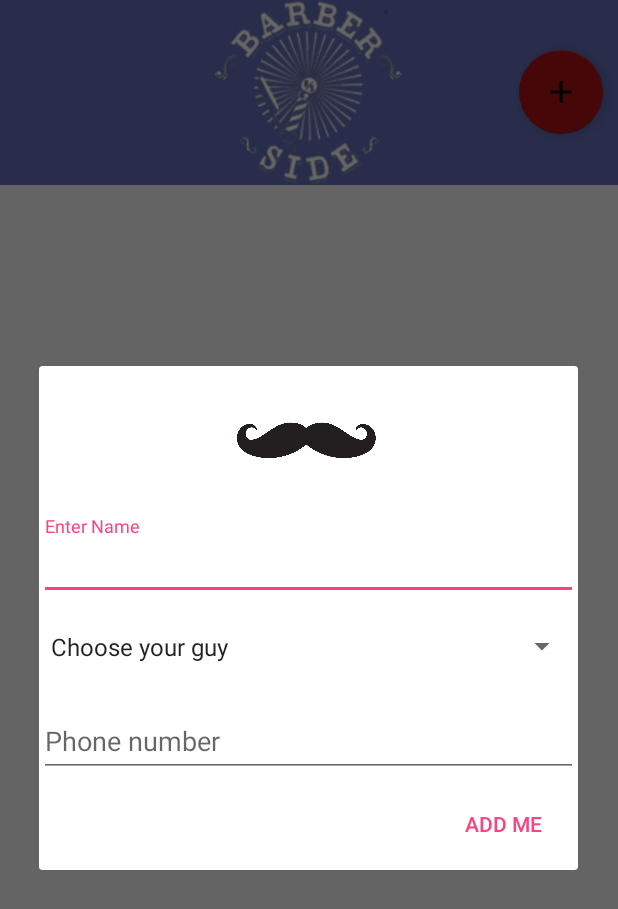
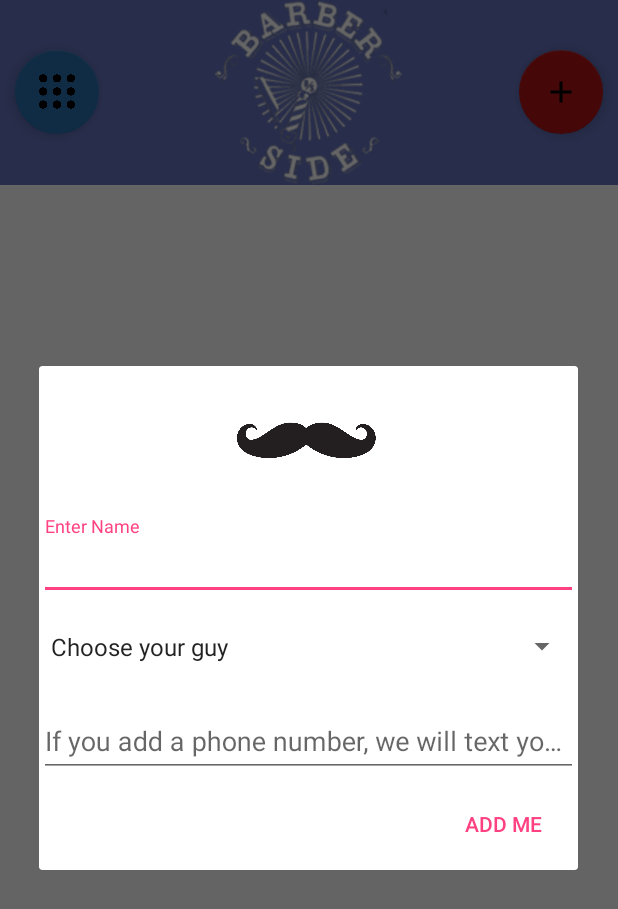
Before and after one commit to snejati86/barberside-project, an Android app: the screen it shows after launch (MainActivity), after a tap on an icon or button, on a phone screen of 412 x 824 dp. Shown: the top 909 px of the screen. Run offline under Robolectric (Android 15) with nearby library versions, the phone set to English and light mode, and no system bars.

Commit message:
adding main activity, extra button .

```diff
--- a/app/build.gradle
+++ b/app/build.gradle
@@ -24,7 +24,7 @@ dependencies {
     testCompile 'junit:junit:4.12'
     testCompile "org.robolectric:robolectric:3.0"
     compile 'com.android.support:appcompat-v7:21.+'
-    compile 'com.android.support:recyclerview-v7:21.+'
+    compile 'com.android.support:recyclerview-v7:22.2.+'
     compile 'com.android.support:cardview-v7:21.+'
     compile 'com.android.support:design:22.+'
 
--- a/app/src/main/java/com/inja/barberside/activities/CustomerDialog.java
+++ b/app/src/main/java/com/inja/barberside/activities/CustomerDialog.java
@@ -1,5 +1,6 @@
 package com.inja.barberside.activities;
 
+import android.app.Activity;
 import android.app.AlertDialog;
 import android.app.Dialog;
 import android.app.DialogFragment;
@@ -25,9 +26,17 @@ import java.util.Date;
  */
 public class CustomerDialog extends DialogFragment implements AdapterView.OnItemSelectedListener {
 
+    private MainActivity parent;
+
     @Override
     public void onViewCreated(View view, Bundle savedInstanceState) {
 
+    }
+
+    @Override
+    public void onAttach(Activity activity) {
+        parent = (MainActivity) activity;
+        super.onAttach(activity);
     }
 
     @Override
@@ -51,15 +60,24 @@ public class CustomerDialog extends DialogFragment implements AdapterView.OnItem
         builder.setPositiveButton("ADD ME", new DialogInterface.OnClickListener() {
             @Override
             public void onClick(DialogInterface dialog, int which) {
-                CustomerContentValues customerContentValues = new CustomerContentValues();
+                final CustomerContentValues customerContentValues = new CustomerContentValues();
                 TextView textView = (TextView)inflated.findViewById(R.id.input_name);
                 customerContentValues.putName(textView.getText().toString());
                 Spinner spinner = ( Spinner )inflated.findViewById(R.id.barber_spinner);
                 customerContentValues.putBarber(spinner.getSelectedItem().toString());
                 customerContentValues.putSigned(new Date().getTime());
                 TextView phone = (TextView) inflated.findViewById(R.id.input_phone);
-                customerContentValues.putPhone(Long.valueOf(phone.getText().toString().replace("-","")));
-                getActivity().getContentResolver().insert(CustomerColumns.CONTENT_URI, customerContentValues.values());
+                customerContentValues.putPhone(Long.valueOf(phone.getText().toString().replace("-", "")));
+                new AlertDialog.Builder(getActivity())
+                        .setTitle("Confirmation")
+                        .setMessage(textView.getText().toString()+" with "+spinner.getSelectedItem().toString()+" at number "+phone.getText().toString())
+                        .setIcon(android.R.drawable.ic_dialog_alert)
+                        .setPositiveButton(android.R.string.yes, new DialogInterface.OnClickListener() {
+
+                            public void onClick(DialogInterface dialog, int whichButton) {
+                                parent.getContentResolver().insert(CustomerColumns.CONTENT_URI, customerContentValues.values());}
+                        })
+                        .setNegativeButton(android.R.string.no, null).show();
 
             }
         });
--- a/app/src/main/java/com/inja/barberside/activities/MainActivity.java
+++ b/app/src/main/java/com/inja/barberside/activities/MainActivity.java
@@ -9,6 +9,8 @@ import android.os.Bundle;
 import android.support.design.widget.FloatingActionButton;
 import android.support.v7.widget.LinearLayoutManager;
 import android.support.v7.widget.RecyclerView;
+import android.support.v7.widget.helper.ItemTouchHelper;
+import android.util.Log;
 import android.view.View;
 
 import com.inja.barberside.R;
@@ -80,6 +82,23 @@ public class MainActivity extends Activity implements LoaderManager.LoaderCallba
             }
         });
 
+        ItemTouchHelper.SimpleCallback simpleItemTouchCallback = new ItemTouchHelper.SimpleCallback(0, ItemTouchHelper.LEFT | ItemTouchHelper.RIGHT) {
+            @Override
+            public boolean onMove(RecyclerView recyclerView, RecyclerView.ViewHolder viewHolder, RecyclerView.ViewHolder target) {
+                return false;
+            }
+
+            @Override
+            public void onSwiped(RecyclerView.ViewHolder viewHolder, int swipeDir) {
+                if ( swipeDir == ItemTouchHelper.RIGHT)
+                {
+                    Log.d(TAG, "Swiped");
+                }
+            }
+        };
+
+        ItemTouchHelper itemTouchHelper = new ItemTouchHelper(simpleItemTouchCallback);
+
     }
 
     @Override
--- a/app/src/main/res/layout/activity_main.xml
+++ b/app/src/main/res/layout/activity_main.xml
@@ -34,6 +34,16 @@
                 android:src="@drawable/ic_add_black"
                 app:backgroundTint="#ae1111"
                 />
+            <android.support.design.widget.FloatingActionButton
+                android:id="@+id/keypad"
+                android:layout_width="wrap_content"
+                android:layout_height="wrap_content"
+                android:layout_gravity="left|center_vertical"
+                android:layout_marginLeft="10dp"
+
+                android:src="@drawable/keypad"
+                app:backgroundTint="#276eac"
+                />
 
         </FrameLayout>
 
--- a/app/src/main/res/layout/dialog_customer.xml
+++ b/app/src/main/res/layout/dialog_customer.xml
@@ -38,7 +38,7 @@
             android:id="@+id/input_phone"
             android:layout_width="match_parent"
             android:layout_height="wrap_content"
-            android:hint="@string/phone_input_hint"
+            android:hint="If you add a phone number, we will text you when it's close to your turn"
             android:inputType="phone" />
 
     </android.support.design.widget.TextInputLayout>
```
Also changed, not shown: app/src/main/res/drawable/keypad.png (added), 1 other file.
